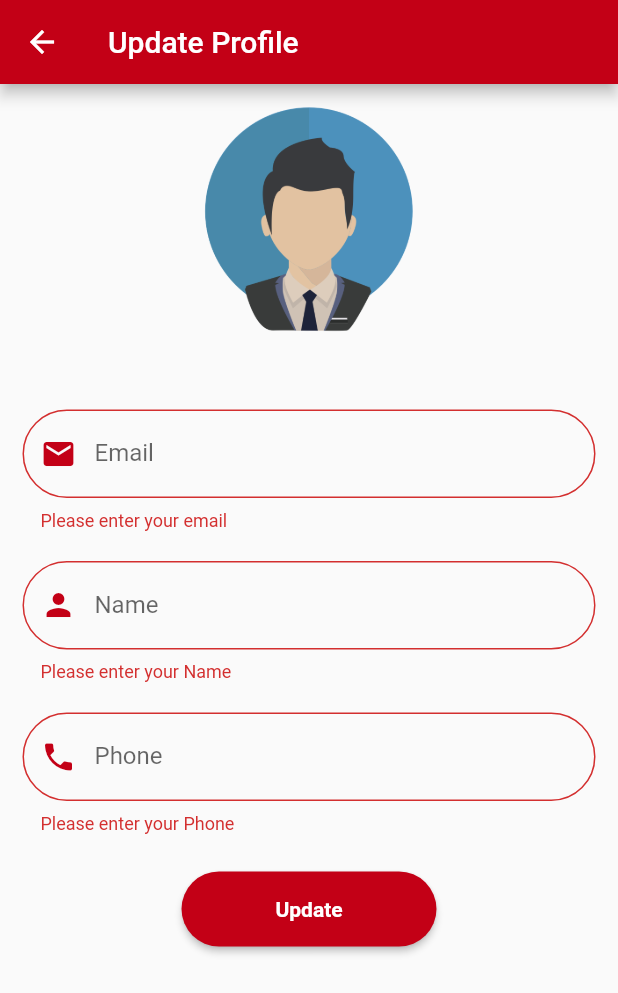
After one commit to Fouad187/Gifty_App, a Flutter app: the UpdateProfileScreen screen opened by its route, after a tap on "Update", on a phone screen of 412 x 824 dp. The commit adds this screen. Shown: the top 993 px of the screen. Run offline on Flutter 3.47's test engine with Material 2 defaults, Android fonts, the phone set to English and light mode, and no system bars; drawn by our look-alikes of modal_progress_hud_nsn; our stand-ins replace cloud_firestore, firebase_auth, firebase_core, firebase_storage, flutter_multi_formatter, flutter_svg and 2 more; accounts and stored records are empty.

Commit message:
Update Profile

```diff
--- a/lib/Providers/user_data.dart
+++ b/lib/Providers/user_data.dart
@@ -18,6 +18,12 @@ class UserData extends ChangeNotifier
     this.user=user;
   }
 
+  updateUserDate({required String phone , required String name})
+  {
+    user!.phone=phone;
+    user!.name=name;
+    notifyListeners();
+  }
 
   getGifts()
   {
--- a/lib/Screens/User/Taps/user_home_tap.dart
+++ b/lib/Screens/User/Taps/user_home_tap.dart
@@ -2,6 +2,7 @@ import 'package:flutter/material.dart';
 import 'package:gifty/Models/user.dart';
 import 'package:gifty/Providers/user_data.dart';
 import 'package:gifty/Screens/Auth/login_screen.dart';
+import 'package:gifty/Screens/User/update_ProfileScreen.dart';
 import 'package:gifty/Screens/User/user_custom_gifts_screen.dart';
 import 'package:gifty/Services/auth_services.dart';
 import 'package:gifty/Util/constant.dart';
@@ -61,10 +62,18 @@ class _UserHomeTapState extends State<UserHomeTap> {
                         ),
                       ),
                     ),
+                    SizedBox(height: 10,),
                     Center(child: Text(user!.name, style:const TextStyle( fontSize: 20 , fontWeight: FontWeight.bold ,color: Colors.white),)),
                     Center(child: Text(user.email,style: const TextStyle( fontSize: 20 , fontWeight: FontWeight.bold ,color: Colors.white)),),
                   ],
                 ),
+              ),
+              ListTile(
+                title: const Text('Update Profile', style: TextStyle(color: Colors.black),),
+                leading: Icon(Icons.person, color: fColor),
+                onTap: () async {
+                 Navigator.pushNamed(context, UpdateProfileScreen.id);
+                },
               ),
               ListTile(
                 title: const Text('My Orders', style: TextStyle(color: Colors.black),),
--- /dev/null
+++ b/lib/Screens/User/update_ProfileScreen.dart
@@ -0,0 +1,149 @@
+import 'package:cloud_firestore/cloud_firestore.dart';
+import 'package:flutter/material.dart';
+import 'package:gifty/Models/user.dart';
+import 'package:gifty/Providers/user_data.dart';
+import 'package:gifty/Util/constant.dart';
+import 'package:gifty/Widgets/auth_button.dart';
+import 'package:modal_progress_hud_nsn/modal_progress_hud_nsn.dart';
+import 'package:provider/provider.dart';
+
+import '../../Providers/modal_hud.dart';
+import '../../Widgets/text_field.dart';
+
+class UpdateProfileScreen extends StatelessWidget {
+  static String id='UpdateProfileScreen';
+  final GlobalKey<FormState> _globalKey = GlobalKey<FormState>();
+
+  @override
+  Widget build(BuildContext context) {
+    TextEditingController emailController=TextEditingController();
+    TextEditingController nameController=TextEditingController();
+    TextEditingController phoneController=TextEditingController();
+    UserModel? userModel=Provider.of<UserData>(context).user;
+    emailController.text=userModel!.email;
+    nameController.text=userModel.name;
+    phoneController.text=userModel.phone;
+    return Scaffold(
+      appBar: AppBar(
+        title: const Text('Update Profile'),
+        backgroundColor: fColor,
+      ),
+      body: ModalProgressHUD(
+        inAsyncCall: Provider.of<ModalHud>(context).isChange,
+        child: SingleChildScrollView(
+          child: Padding(
+            padding: EdgeInsets.all(15),
+            child: Column(
+              crossAxisAlignment: CrossAxisAlignment.center,
+              children: [
+                Center(
+                  child: Column(
+                    children: [
+                      Container(
+                        width: 150,
+                        height: 150,
+                        decoration: const BoxDecoration(
+                            image: DecorationImage(
+                              image: AssetImage('assets/images/adminlogo.png'),
+                              fit: BoxFit.contain,
+                            )
+                        ),
+                      ),
+                      Text(userModel.name , style: TextStyle(color: Colors.grey , fontWeight: FontWeight.w500),),
+                      Text(userModel.phone),
+                    ],
+                  ),
+                ),
+                const SizedBox(height: 20,),
+                Center(
+                  child: Form(
+                    key: _globalKey,
+                    child: Column(
+                      children: [
+                        MyTextField(label: 'Email', picon: const Icon(Icons.email, color: fColor) , controller: emailController,
+                          disable: true,
+                          validate: (value){
+                            if(value!.isEmpty)
+                            {
+                              return 'Please enter your email';
+                            }
+                          },),
+                        const SizedBox(height: 20,),
+                        MyTextField(label: 'Name', picon: const Icon(Icons.person, color: fColor) , controller: nameController,
+                          validate: (value){
+                            if(value!.isEmpty)
+                            {
+                              return 'Please enter your Name';
+                            }
+                          },),
+                        const SizedBox(height: 20,),
+                        MyTextField(label: 'Phone', picon: const Icon(Icons.phone, color: fColor) , controller: phoneController,
+                          validate: (value){
+                            if(value!.isEmpty)
+                            {
+                              return 'Please enter your Phone';
+                            }
+                          },),
+                         const SizedBox(height: 25,),
+                        AuthButton(
+                          tap: () async {
+                            final instance = Provider.of<ModalHud>(context, listen: false);
+                            instance.changeIsLoading(true);
+                            if (_globalKey.currentState!.validate()) {
+                              _globalKey.currentState!.save();
+                              if (nameController.text.length < 3)
+                              {
+                                instance.changeIsLoading(false);
+                                ScaffoldMessenger.of(context).showSnackBar(const SnackBar(content: Text('Name Should be at least 3 character'),));
+                              }
+                              else if (phoneController.text.length < 9)
+                              {
+                                instance.changeIsLoading(false);
+                                ScaffoldMessenger.of(context).showSnackBar(const SnackBar(content: Text('Phone Number should be at lest 9 numbers'),));
+                              }
+                              else
+                                {
+                                  try
+                                  {
+                                    await FirebaseFirestore.instance.collection('Users').doc(userModel.id).update(
+                                        {
+                                          'name' : nameController.text,
+                                          'phone': phoneController.text,
+                                        }
+                                    ).then((value) {
+                                      Provider.of<UserData>(context,listen: false).updateUserDate(phone: phoneController.text, name: nameController.text);
+                                      instance.changeIsLoading(false);
+                                      Navigator.pop(context);
+                                      ScaffoldMessenger.of(context).showSnackBar(const SnackBar(content: Text('Updated'),backgroundColor: Colors.green,));
+
+                                    });
+                                  }
+                                  catch (e) {
+                                    print(e);
+                                    List<String> a = e.toString().split(']');
+                                    instance.changeIsLoading(false);
+                                    ScaffoldMessenger.of(context).showSnackBar(SnackBar(content: Text('${a[1].substring(1)}'),));
+                                  }
+                                }
+                            }
+                            else
+                            {
+                              instance.changeIsLoading(false);
+                            }
+
+                          },
+                            text: 'Update'),
+
+                      ],
+                    ),
+                  ),
+                )
+
+              ],
+            ),
+          ),
+        ),
+      ),
+    );
+  }
+}
--- a/lib/Widgets/text_field.dart
+++ b/lib/Widgets/text_field.dart
@@ -9,11 +9,13 @@ class MyTextField extends StatelessWidget {
     required this.validate,
     this.keyType = TextInputType.text,
     this.security = false,
+    this.disable=false,
   });
   Icon picon;
   String label;
   TextInputType keyType;
   bool security = false;
+  bool disable;
   TextEditingController controller;
   final String? Function(String?)? validate;
   @override
@@ -22,6 +24,7 @@ class MyTextField extends StatelessWidget {
       controller: controller,
       obscureText: security,
       keyboardType: keyType,
+      readOnly: disable,
       decoration: InputDecoration(
         labelText: label,
         floatingLabelStyle: TextStyle(color: fColor),
--- a/lib/main.dart
+++ b/lib/main.dart
@@ -3,6 +3,7 @@ import 'package:flutter/material.dart';
 import 'package:gifty/Providers/cart.dart';
 import 'package:gifty/Screens/Admin/admin_all_gifts_screen.dart';
 import 'package:gifty/Screens/Admin/admin_home_screen.dart';
+import 'package:gifty/Screens/User/update_ProfileScreen.dart';
 import 'package:gifty/Screens/User/user_custom_gifts_screen.dart';
 import 'package:gifty/Screens/User/user_home_screen.dart';
 import 'package:provider/provider.dart';
@@ -53,6 +54,7 @@ class MyApp extends StatelessWidget {
           PaymentScreen.id:(context)=>PaymentScreen(),
           UserOrderScreen.id:(context)=>UserOrderScreen(),
           UserMyCustomGiftsScreen.id:(context)=> UserMyCustomGiftsScreen(),
+          UpdateProfileScreen.id:(context)=>UpdateProfileScreen(),
 
           /// Admin
           AdminHomeScreen.id:(context)=>AdminHomeScreen(),
```
